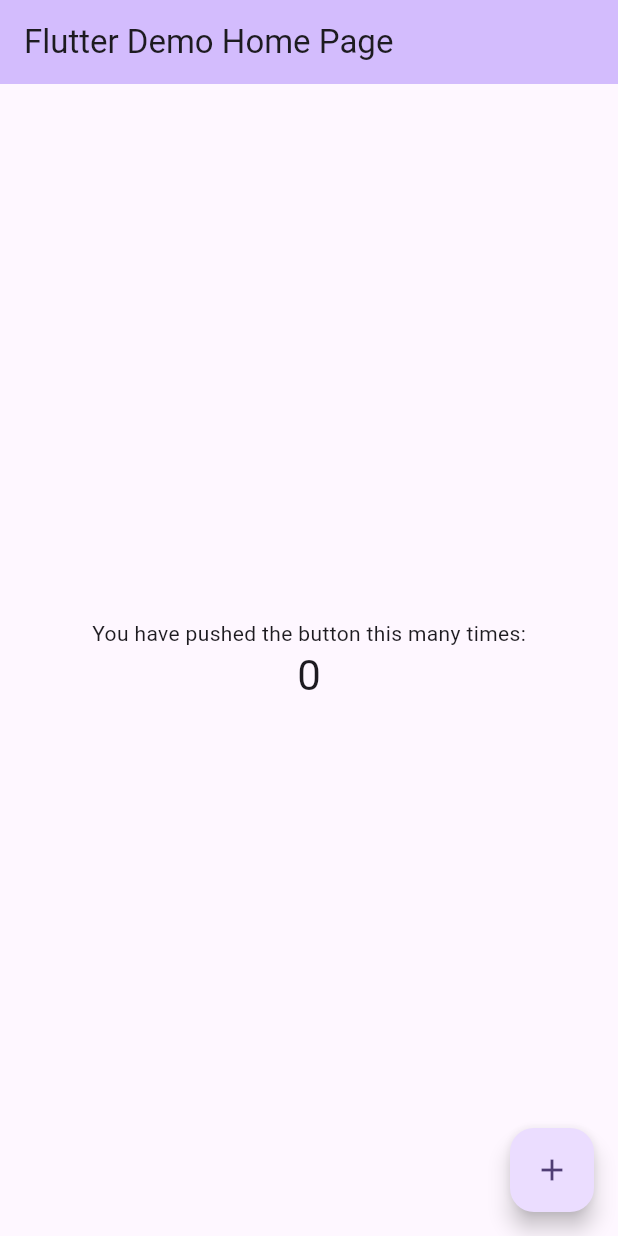
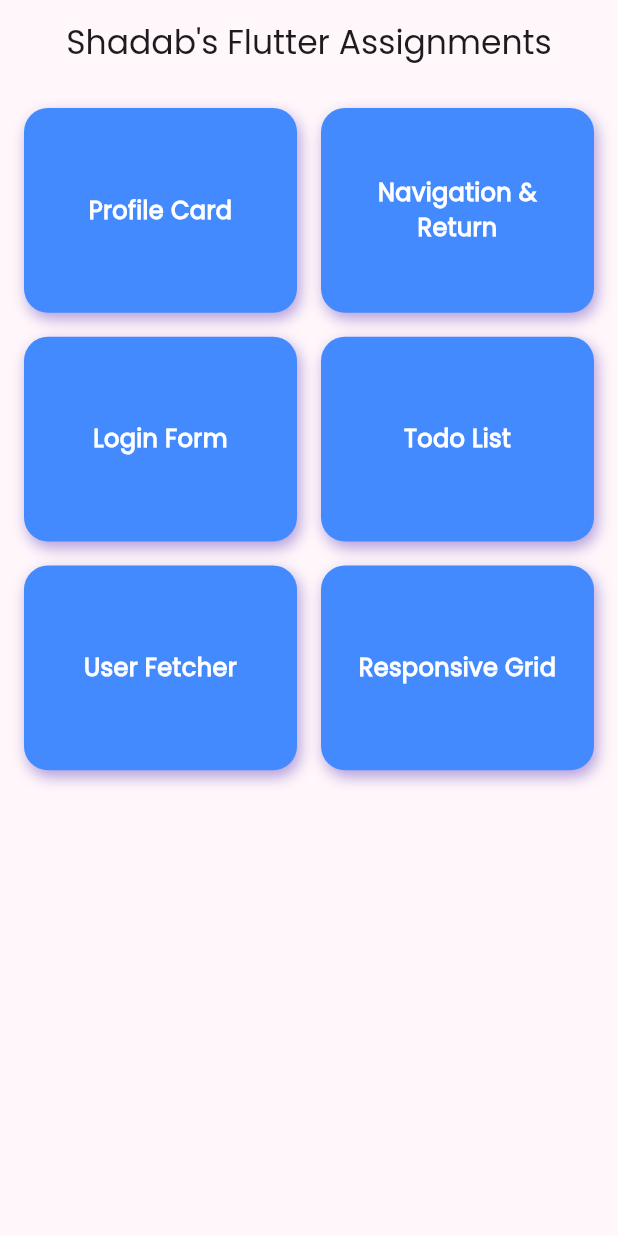
Before and after one commit to shadabb-josh/Flutter-Assignments, a Flutter app: the screen it shows after launch, on a phone screen of 412 x 824 dp. Run offline on Flutter 3.47's test engine with Material 3 defaults, Android fonts, the phone set to English and light mode, and no system bars.

Commit message:
Add my assignment-app

```diff
--- a/lib/main.dart
+++ b/lib/main.dart
@@ -1,4 +1,10 @@
 import 'package:flutter/material.dart';
+import 'assignment_1/profile_card.dart';
+import 'assignment_2/navigation.dart';
+import 'assignment_3/login_form.dart';
+import 'assignment_4/todo_list.dart';
+import 'assignment_5/user_fetcher.dart';
+import 'assignment_6/responsive_grid.dart';
 
 void main() {
   runApp(const MyApp());
@@ -7,116 +13,108 @@ void main() {
 class MyApp extends StatelessWidget {
   const MyApp({super.key});
 
-  // This widget is the root of your application.
   @override
   Widget build(BuildContext context) {
     return MaterialApp(
-      title: 'Flutter Demo',
+      title: "Flutter Assignments",
       theme: ThemeData(
-        // This is the theme of your application.
-        //
-        // TRY THIS: Try running your application with "flutter run". You'll see
-        // the application has a purple toolbar. Then, without quitting the app,
-        // try changing the seedColor in the colorScheme below to Colors.green
-        // and then invoke "hot reload" (save your changes or press the "hot
-        // reload" button in a Flutter-supported IDE, or press "r" if you used
-        // the command line to start the app).
-        //
-        // Notice that the counter didn't reset back to zero; the application
-        // state is not lost during the reload. To reset the state, use hot
-        // restart instead.
-        //
-        // This works for code too, not just values: Most code changes can be
-        // tested with just a hot reload.
-        colorScheme: ColorScheme.fromSeed(seedColor: Colors.deepPurple),
+        fontFamily: 'Poppins',
+        colorScheme: ColorScheme.fromSeed(seedColor: Colors.purple),
+        useMaterial3: true,
       ),
-      home: const MyHomePage(title: 'Flutter Demo Home Page'),
+      home: const HomeScreen(),
+      debugShowCheckedModeBanner: false,
     );
   }
 }
 
-class MyHomePage extends StatefulWidget {
-  const MyHomePage({super.key, required this.title});
-
-  // This widget is the home page of your application. It is stateful, meaning
-  // that it has a State object (defined below) that contains fields that affect
-  // how it looks.
-
-  // This class is the configuration for the state. It holds the values (in this
-  // case the title) provided by the parent (in this case the App widget) and
-  // used by the build method of the State. Fields in a Widget subclass are
-  // always marked "final".
-
-  final String title;
-
-  @override
-  State<MyHomePage> createState() => _MyHomePageState();
-}
-
-class _MyHomePageState extends State<MyHomePage> {
-  int _counter = 0;
-
-  void _incrementCounter() {
-    setState(() {
-      // This call to setState tells the Flutter framework that something has
-      // changed in this State, which causes it to rerun the build method below
-      // so that the display can reflect the updated values. If we changed
-      // _counter without calling setState(), then the build method would not be
-      // called again, and so nothing would appear to happen.
-      _counter++;
-    });
-  }
+class HomeScreen extends StatelessWidget {
+  const HomeScreen({super.key});
 
   @override
   Widget build(BuildContext context) {
-    // This method is rerun every time setState is called, for instance as done
-    // by the _incrementCounter method above.
-    //
-    // The Flutter framework has been optimized to make rerunning build methods
-    // fast, so that you can just rebuild anything that needs updating rather
-    // than having to individually change instances of widgets.
+    final assignments = [
+      {
+        'title': 'Profile Card',
+        'widget': const ProfileCard(),
+      },
+      {
+        'title': 'Navigation & Return',
+        'widget': NavigationHomePage(),
+      },
+      {
+        'title': 'Login Form',
+        'widget': const LoginForm(),
+      },
+      {
+        'title': 'Todo List',
+        'widget': const TodoList(),
+      },
+      {
+        'title': 'User Fetcher',
+        'widget': const UserFetcher(),
+      },
+      {
+        'title': 'Responsive Grid',
+        'widget': const ResponsiveGrid(),
+      },
+    ];
+
     return Scaffold(
       appBar: AppBar(
-        // TRY THIS: Try changing the color here to a specific color (to
-        // Colors.amber, perhaps?) and trigger a hot reload to see the AppBar
-        // change color while the other colors stay the same.
-        backgroundColor: Theme.of(context).colorScheme.inversePrimary,
-        // Here we take the value from the MyHomePage object that was created by
-        // the App.build method, and use it to set our appbar title.
-        title: Text(widget.title),
+        title: const Text("Shadab's Flutter Assignments"),
+        centerTitle: true,
       ),
-      body: Center(
-        // Center is a layout widget. It takes a single child and positions it
-        // in the middle of the parent.
-        child: Column(
-          // Column is also a layout widget. It takes a list of children and
-          // arranges them vertically. By default, it sizes itself to fit its
-          // children horizontally, and tries to be as tall as its parent.
-          //
-          // Column has various properties to control how it sizes itself and
-          // how it positions its children. Here we use mainAxisAlignment to
-          // center the children vertically; the main axis here is the vertical
-          // axis because Columns are vertical (the cross axis would be
-          // horizontal).
-          //
-          // TRY THIS: Invoke "debug painting" (choose the "Toggle Debug Paint"
-          // action in the IDE, or press "p" in the console), to see the
-          // wireframe for each widget.
-          mainAxisAlignment: MainAxisAlignment.center,
-          children: <Widget>[
-            const Text('You have pushed the button this many times:'),
-            Text(
-              '$_counter',
-              style: Theme.of(context).textTheme.headlineMedium,
-            ),
-          ],
+      body: Padding(
+        padding: const EdgeInsets.all(16.0),
+        child: GridView.builder(
+          itemCount: assignments.length,
+          gridDelegate: const SliverGridDelegateWithFixedCrossAxisCount(
+            crossAxisCount: 2,
+            mainAxisSpacing: 16,
+            crossAxisSpacing: 16,
+            childAspectRatio: 4 / 3,
+          ),
+          itemBuilder: (context, index) {
+            final assignment = assignments[index];
+            return GestureDetector(
+              onTap: () => Navigator.push(
+                context,
+                MaterialPageRoute(
+                  builder: (_) => assignment['widget'] as Widget,
+                ),
+              ),
+              child: Container(
+                decoration: BoxDecoration(
+                  color:Colors.blueAccent,
+                  borderRadius: BorderRadius.circular(16),
+                  boxShadow: [
+                    BoxShadow(
+                      color: Colors.deepPurple.shade200,
+                      blurRadius: 8,
+                      offset: const Offset(2, 4),
+                    ),
+                  ],
+                ),
+                child: Center(
+                  child: Padding(
+                    padding: const EdgeInsets.all(12.0),
+                    child: Text(
+                      assignment['title'] as String,
+                      textAlign: TextAlign.center,
+                      style: const TextStyle(
+                        color: Colors.white,
+                        fontSize: 16,
+                        fontWeight: FontWeight.w600,
+                      ),
+                    ),
+                  ),
+                ),
+              ),
+            );
+          },
         ),
       ),
-      floatingActionButton: FloatingActionButton(
-        onPressed: _incrementCounter,
-        tooltip: 'Increment',
-        child: const Icon(Icons.add),
-      ), // This trailing comma makes auto-formatting nicer for build methods.
     );
   }
 }
```
Also changed, not shown: lib/assignment_1/profile_card.dart (added, +62 -0 lines), lib/assignment_2/navigation.dart (added, +75 -0 lines), lib/assignment_3/login_form.dart (added, +64 -0 lines), lib/assignment_4/todo_list.dart (added, +72 -0 lines), lib/assignment_5/user_fetcher.dart (added, +74 -0 lines), lib/assignment_6/responsive_grid.dart (added, +38 -0 lines), pubspec.yaml (+6 -12 lines), fonts/Poppins-Regular.ttf (added), pubspec.lock, 1 other file.
